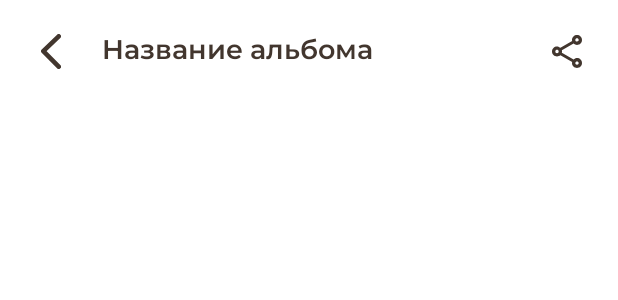
After one commit to kseniaschool2006-jpg/DIY-Application, an Android app: the layout include_top_bar.xml on its own in the app's theme, with its tools: preview values and no code run, on a phone screen of 412 x 824 dp. The commit adds this screen. Shown: the top 300 px of the screen. Run offline under Robolectric (Android 15) with nearby library versions, the phone set to English and light mode, and no system bars.

Commit message:
Реализация экрана просмотр альбома

```diff
--- a/app/src/main/java/com/example/diyproject/CreatedPostAdapter.java
+++ b/app/src/main/java/com/example/diyproject/CreatedPostAdapter.java
@@ -37,10 +37,8 @@ public class CreatedPostAdapter extends RecyclerView.Adapter<CreatedPostAdapter.
     public void onBindViewHolder( ViewHolder holder, int position) {
         PostItemProfile item = items.get(position);
 
-        // Устанавливаем картинку
         holder.binding.ivPostImage.setImageResource(item.imageResId);
 
-        // Клик по иконке карандаша для перехода к редактированию
         holder.binding.btnEditPost.setOnClickListener(v -> {
             if (listener != null) {
                 listener.onEditClick(item);
--- a/app/src/main/java/com/example/diyproject/CreatedPostProfileFragment.java
+++ b/app/src/main/java/com/example/diyproject/CreatedPostProfileFragment.java
@@ -36,7 +36,7 @@ public class CreatedPostProfileFragment extends Fragment {
         int spacingInPx = Math.round(spacingInDp *getResources().getDisplayMetrics().density);
 
 
-        binding.recyclerView.addItemDecoration(new GridSpacingItemDecoration(2, spacingInPx, true));
+        binding.recyclerView.addItemDecoration(new GridSpacingItemDecoration(2, spacingInPx, false));
 
         List<PostItemProfile> mockList = new ArrayList<>();
 
@@ -45,6 +45,10 @@ public class CreatedPostProfileFragment extends Fragment {
         mockList.add(new PostItemProfile(2, R.drawable.post_image));
         mockList.add(new PostItemProfile(3, R.drawable.post_image));
         mockList.add(new PostItemProfile(4, R.drawable.post_image));
+        mockList.add(new PostItemProfile(5, R.drawable.post_image));
+        mockList.add(new PostItemProfile(6, R.drawable.post_image));
+        mockList.add(new PostItemProfile(7, R.drawable.post_image));
+        mockList.add(new PostItemProfile(8, R.drawable.post_image));
 
         CreatedPostAdapter adapter = new CreatedPostAdapter(mockList, new CreatedPostAdapter.OnEditClickListener() {
             @Override
--- a/app/src/main/java/com/example/diyproject/ProfilePagerAdapter.java
+++ b/app/src/main/java/com/example/diyproject/ProfilePagerAdapter.java
@@ -13,9 +13,9 @@ public class ProfilePagerAdapter extends FragmentStateAdapter {
     @Override
     public Fragment createFragment(int position) {
         if (position == 0) {
-            return new CreatedPostProfileFragment(); // Первая вкладка: Созданные
+            return new CreatedPostProfileFragment();
         } else {
-            return new SavedPostProfileFragment();       // Вторая вкладка: Сохраненные
+            return new SavedPostProfileFragment();
         }
     }
 
--- a/app/src/main/res/layout/include_profile_header.xml
+++ b/app/src/main/res/layout/include_profile_header.xml
@@ -8,7 +8,7 @@
     android:orientation="vertical"
     app:layout_scrollFlags="scroll|enterAlwaysCollapsed">
 
-    <!-- Верхняя панель с кнопкой "Поделиться" -->
+
     <RelativeLayout
         android:layout_width="match_parent"
         android:layout_height="wrap_content"
@@ -29,7 +29,6 @@
         android:gravity="center_horizontal"
         android:layout_margin="@dimen/space_large">
 
-        <!-- Аватар пользователя (используем ShapeableImageView для круглой картинки) -->
         <com.google.android.material.imageview.ShapeableImageView
             android:id="@+id/ivProfileAvatar"
             android:layout_width="145dp"
@@ -38,7 +37,6 @@
             android:src="@drawable/ic_launcher_background"
             app:shapeAppearanceOverlay="@style/CircleImageStyle" />
 
-        <!-- Имя пользователя -->
         <TextView
             android:id="@+id/tvProfileName"
             android:layout_width="wrap_content"
--- /dev/null
+++ b/app/src/main/res/layout/include_top_bar.xml
@@ -0,0 +1,41 @@
+<?xml version="1.0" encoding="utf-8"?>
+<androidx.constraintlayout.widget.ConstraintLayout
+    xmlns:android="http://schemas.android.com/apk/res/android"
+    xmlns:app="http://schemas.android.com/apk/res-auto"
+    xmlns:tools="http://schemas.android.com/tools"
+    android:layout_width="match_parent"
+    android:layout_height="wrap_content"
+    android:padding="@dimen/space_s"
+    android:background="@color/color_white">
+
+    <ImageButton
+        android:id="@+id/btnBack"
+        style="@style/IconButtonStyle"
+        android:src="@drawable/ic_arrow_back"
+        app:layout_constraintStart_toStartOf="parent"
+        app:layout_constraintTop_toTopOf="parent"
+        app:layout_constraintBottom_toBottomOf="parent" />
+
+    <TextView
+        android:id="@+id/tvTopBarTitle"
+        android:layout_width="0dp"
+        android:layout_height="wrap_content"
+        android:gravity="start"
+        android:textAppearance="@style/TextAppearance.App.Title.OnPages"
+        android:textColor="@color/color_beige_dark"
+        android:layout_marginStart="@dimen/space_s"
+        app:layout_constraintStart_toEndOf="@id/btnBack"
+        app:layout_constraintEnd_toStartOf="@id/btnShare"
+        app:layout_constraintTop_toTopOf="parent"
+        app:layout_constraintBottom_toBottomOf="parent"
+        tools:text="Название альбома" />
+
+    <ImageButton
+        android:id="@+id/btnShare"
+        style="@style/IconButtonStyle"
+        android:src="@drawable/ic_share"
+        app:layout_constraintEnd_toEndOf="parent"
+        app:layout_constraintTop_toTopOf="parent"
+        app:layout_constraintBottom_toBottomOf="parent" />
+
+</androidx.constraintlayout.widget.ConstraintLayout>
```
Also changed, not shown: app/src/main/java/com/example/diyproject/AlbumDetailFragment.java (added, +108 -0 lines), app/src/main/java/com/example/diyproject/AlbumInstructionsAdapter.java (added, +61 -0 lines), app/src/main/java/com/example/diyproject/GridSpacingItemDecoration.java (+4 -4 lines), app/src/main/java/com/example/diyproject/ProfileFragment.java (+12 -15 lines), app/src/main/java/com/example/diyproject/SavedPostProfileFragment.java (+10 -7 lines), app/src/main/java/com/example/diyproject/model/AlbumInstructionItem.java (added, +14 -0 lines), app/src/main/res/layout/fragment_album_detail.xml (added, +45 -0 lines), app/src/main/res/layout/fragment_profile.xml (+4 -4 lines), app/src/main/res/layout/item_album_instruction.xml (added, +32 -0 lines), app/src/main/res/navigation/nav_graph.xml (+25 -1 lines).
